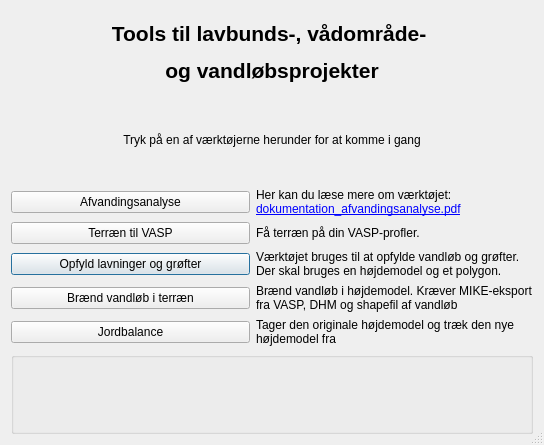
hrosenskjold/limf-qgis-plugin, file Limf_tools_dialog_base.ui: the form before one commit.
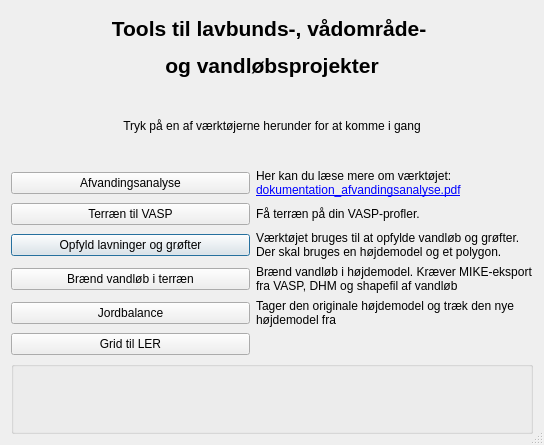
The form after the commit. Icons and pictures are not drawn.

```diff
--- a/Limf_tools_dialog_base.ui
+++ b/Limf_tools_dialog_base.ui
@@ -97,7 +97,24 @@
      </property>
     </widget>
    </item>
-   <item row="7" column="0" colspan="2">
+   <item row="8" column="0">
+    <widget class="QPushButton" name="GridTilLERBtn">
+     <property name="text">
+      <string>Grid til LER</string>
+     </property>
+    </widget>
+   </item>
+   <item row="8" column="1">
+    <widget class="QLabel" name="label_grid_til_ler">
+     <property name="text">
+      <string>&lt;html&gt;&lt;head/&gt;&lt;body&gt;&lt;p&gt;&lt;/p&gt;&lt;/body&gt;&lt;/html&gt;</string>
+     </property>
+     <property name="openExternalLinks">
+      <bool>true</bool>
+     </property>
+    </widget>
+   </item>
+   <item row="9" column="0" colspan="2">
     <widget class="QGroupBox" name="groupBox">
      <property name="title">
       <string/>
```
